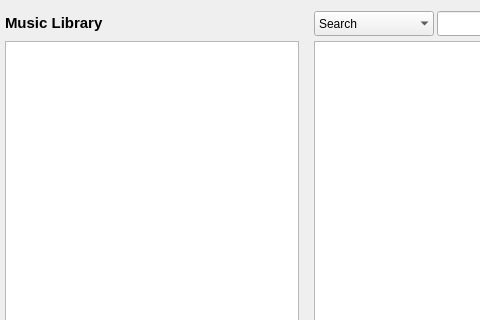
Qt form trunk/src/GUI/library/GUI_Library_windowed.ui (shahid334/sayonara-player) before a commit; both pictures show x 0 to 480 and y 0 to 320 of the 612 by 714 pixel window.
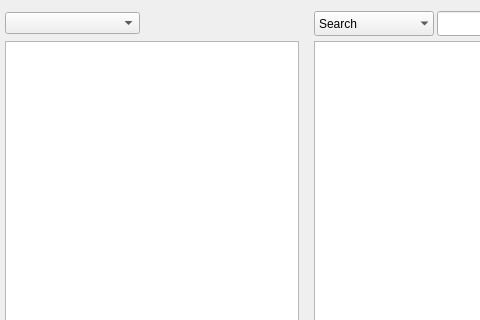
The same form after that commit. Icons and pictures are not drawn. Custom widgets are drawn as their Qt base class.

```diff
--- a/trunk/src/GUI/library/GUI_Library_windowed.ui
+++ b/trunk/src/GUI/library/GUI_Library_windowed.ui
@@ -415,27 +415,7 @@
    <item row="1" column="0" colspan="2">
     <layout class="QHBoxLayout" name="horizontalLayout_2">
      <item>
-      <widget class="QLabel" name="lab_music_library">
-       <property name="sizePolicy">
-        <sizepolicy hsizetype="Maximum" vsizetype="Preferred">
-         <horstretch>0</horstretch>
-         <verstretch>0</verstretch>
-        </sizepolicy>
-       </property>
-       <property name="font">
-        <font>
-         <pointsize>11</pointsize>
-         <weight>75</weight>
-         <bold>true</bold>
-        </font>
-       </property>
-       <property name="focusPolicy">
-        <enum>Qt::StrongFocus</enum>
-       </property>
-       <property name="text">
-        <string>Music Library  </string>
-       </property>
-      </widget>
+      <widget class="QComboBox" name="combo_lib_chooser"/>
      </item>
      <item>
       <widget class="QLabel" name="lab_status">
@@ -495,6 +475,11 @@
    <extends>QTableView</extends>
    <header>GUI/library/view/LibraryView.h</header>
   </customwidget>
+  <customwidget>
+   <class>LibraryViewAlbum</class>
+   <extends>QTableView</extends>
+   <header>GUI/library/view/LibraryViewAlbum.h</header>
+  </customwidget>
  </customwidgets>
  <resources/>
  <connections/>
```
Left out of the diff: 34 changed lines with no effect on the pictures.
